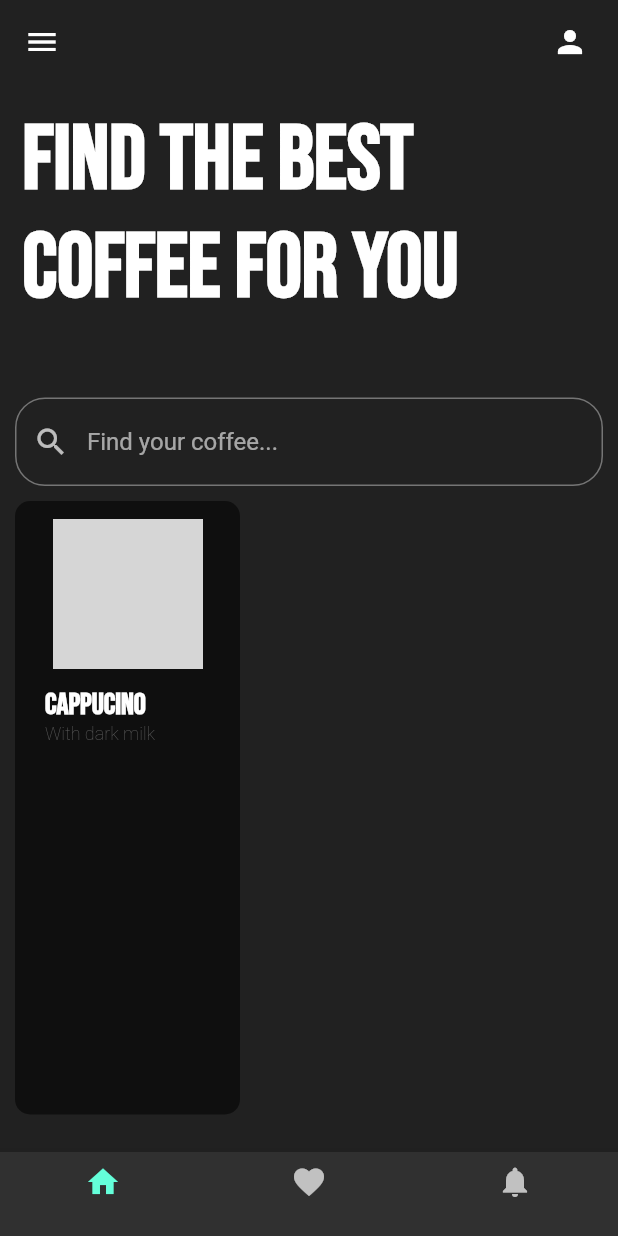
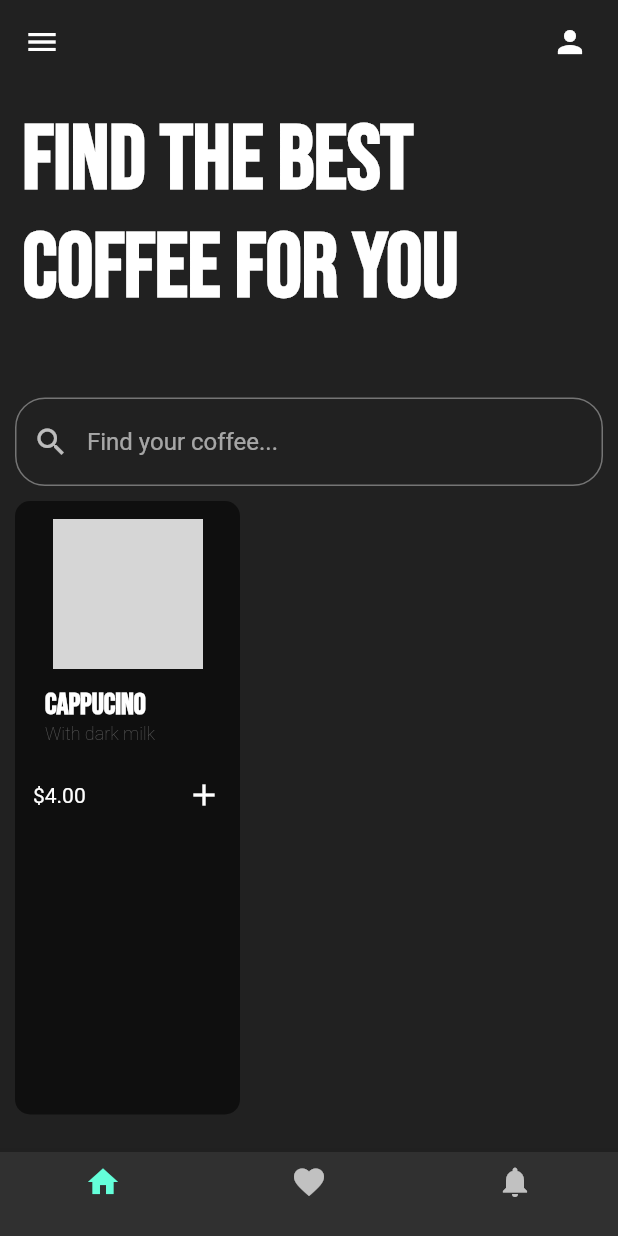
Before and after one commit to EdgarEmmanuel/coffee_app_clone, a Flutter app: the screen it shows after launch, on a phone screen of 412 x 824 dp. Run offline on Flutter 3.47's test engine with Material 2 defaults, Android fonts, the phone set to English and light mode, and no system bars; our stand-ins replace google_fonts; network calls fail; Roboto replaces fonts that are missing (Adamina); grey boxes are pictures that could not be loaded.

Commit message:
woriking on the tiles

```diff
--- a/lib/util/coffee_tile.dart
+++ b/lib/util/coffee_tile.dart
@@ -68,8 +68,10 @@ class CoffeeTile extends StatelessWidget{
             Padding(
               padding: EdgeInsets.symmetric(vertical: 10.0),
               child: Row(
+                mainAxisAlignment: MainAxisAlignment.spaceBetween,
                 children: [
-
+                    Text("\$4.00"),
+                  Icon(Icons.add)
                 ],
               ),
             ),
```
